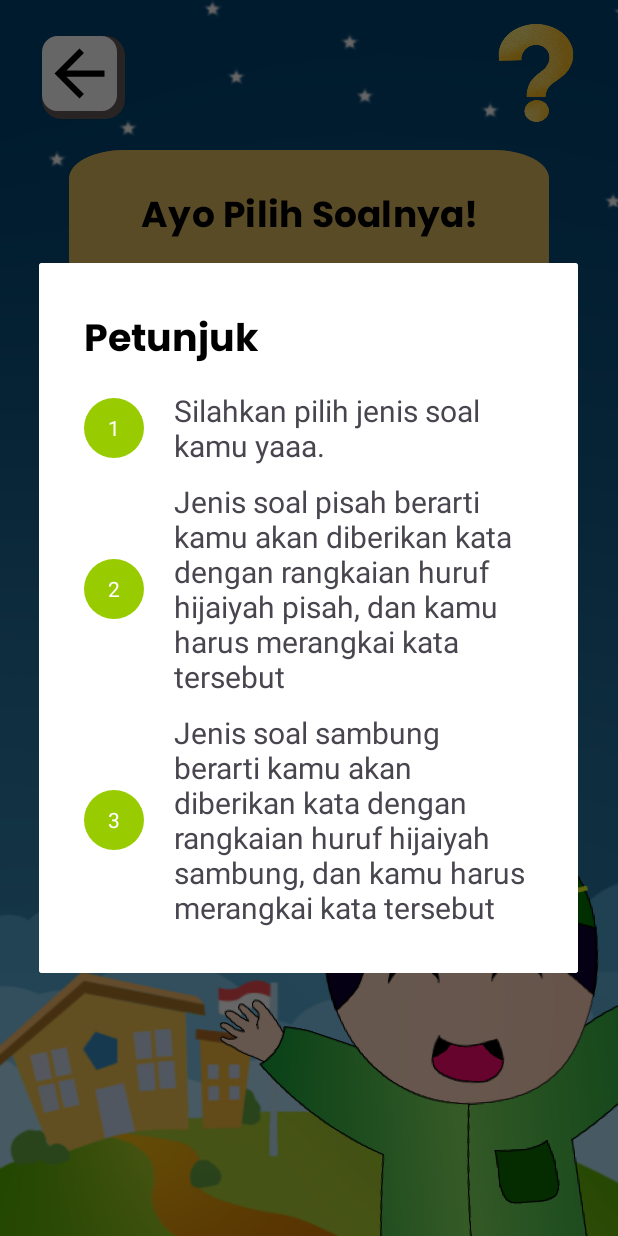
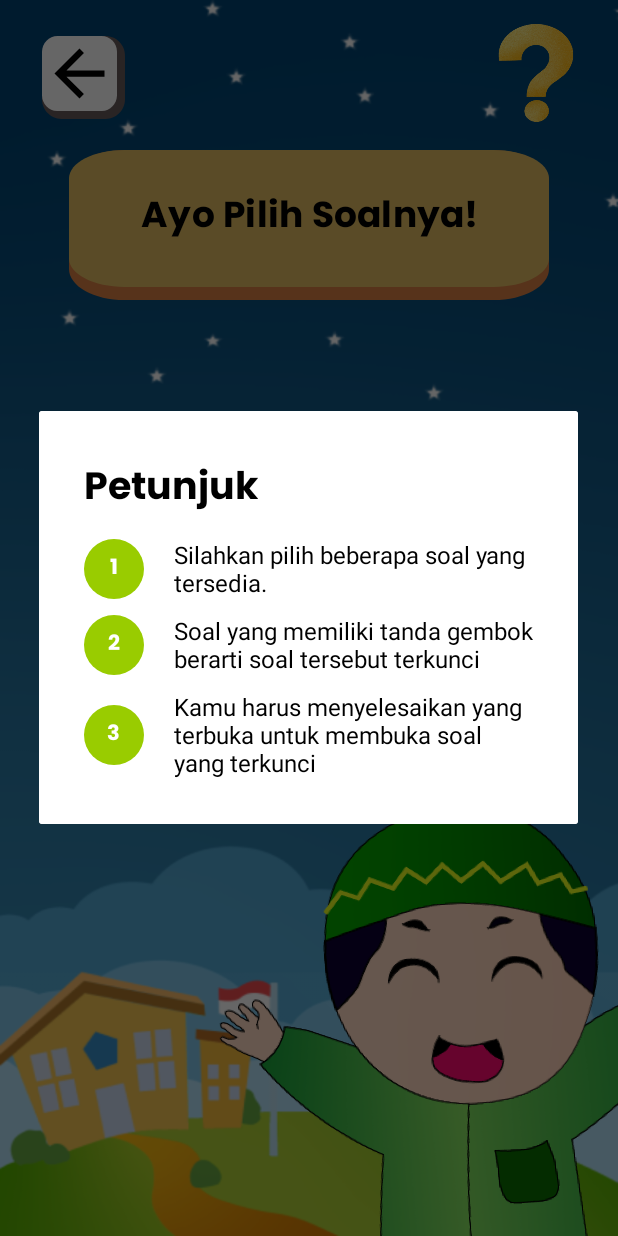
Before and after one commit to AsimaPrimaYohanaT/HijaiyahKu_New, an Android app: the DaftarSoal screen opened directly, with no data from a screen before it, after a tap on an icon or button, on a phone screen of 412 x 824 dp. Run offline under Robolectric (Android 15) with nearby library versions, the phone set to English and light mode, and no system bars; our stand-ins replace paging; libraries missing offline, so code that uses them is left out: androidx.paging; 1 statement that could not run was skipped.

Commit message:
fix minor bug

```diff
--- a/app/src/main/java/com/example/hijaiyahku_new/DaftarSoal.kt
+++ b/app/src/main/java/com/example/hijaiyahku_new/DaftarSoal.kt
@@ -69,7 +69,7 @@ class DaftarSoal : AppCompatActivity() {
         }
     }
 
-    fun playAnimation(){
+    private fun playAnimation(){
         val animator = ObjectAnimator.ofFloat(findViewById(R.id.boy), "rotation", 0f, 30f, -5f)
         animator.repeatCount = ObjectAnimator.INFINITE
         animator.repeatMode = ObjectAnimator.REVERSE
--- a/app/src/main/java/com/example/hijaiyahku_new/MainActivity.kt
+++ b/app/src/main/java/com/example/hijaiyahku_new/MainActivity.kt
@@ -13,7 +13,6 @@ class MainActivity : AppCompatActivity()  {
 
     private lateinit var binding: ActivityMainBinding
     private lateinit var backgroundServiceMusicThread: Thread
-
     private lateinit var intent: Intent
 
     override fun onCreate(savedInstanceState: Bundle?) {
--- a/app/src/main/java/com/example/hijaiyahku_new/fragment/DaftarSoalFragment.kt
+++ b/app/src/main/java/com/example/hijaiyahku_new/fragment/DaftarSoalFragment.kt
@@ -14,7 +14,7 @@ class DaftarSoalFragment : DialogFragment() {
         // Inflate the custom dialog layout
         val builder = AlertDialog.Builder(requireActivity())
         val inflater = requireActivity().layoutInflater
-        val dialogView = inflater.inflate(R.layout.fragment_hint_choose_quest, null)
+        val dialogView = inflater.inflate(R.layout.fragment_daftar_soal, null)
         builder.setView(dialogView)
 //        // Handle dialog button click or other interactions
 //        val closeButton = dialogView.findViewById<Button>(R.id.btnClose)
--- a/app/src/main/java/com/example/hijaiyahku_new/fragment/HintFragment.kt
+++ b/app/src/main/java/com/example/hijaiyahku_new/fragment/HintFragment.kt
@@ -1,12 +1,10 @@
 package com.example.hijaiyahku_new.fragment
-
 
 import android.app.AlertDialog
 import android.app.Dialog
 import android.os.Bundle
 import android.widget.Button
 import androidx.fragment.app.DialogFragment
-import androidx.fragment.app.Fragment
 import com.example.hijaiyahku_new.R
 
 class HintFragment : DialogFragment() {
--- a/app/src/main/res/layout/fragment_daftar_soal.xml
+++ b/app/src/main/res/layout/fragment_daftar_soal.xml
@@ -1,7 +1,6 @@
 <?xml version="1.0" encoding="utf-8"?>
 <LinearLayout xmlns:android="http://schemas.android.com/apk/res/android"
     xmlns:app="http://schemas.android.com/apk/res-auto"
-
     android:layout_width="350dp"
     android:layout_height="wrap_content"
     android:layout_gravity="center"
@@ -49,6 +48,7 @@
                     android:layout_width="wrap_content"
                     android:layout_height="wrap_content"
                     android:text="1"
+                    android:fontFamily="@font/poppins_bold"
                     android:textColor="@color/white" />
             </LinearLayout>
 
@@ -57,8 +57,9 @@
                 android:layout_width="0dp"
                 android:layout_height="wrap_content"
                 android:layout_marginLeft="20dp"
+                android:textColor="@color/black"
                 android:text="Silahkan pilih beberapa soal yang tersedia. "
-                android:textSize="20sp"
+                android:textSize="16sp"
                 app:layout_constraintBottom_toBottomOf="parent"
                 app:layout_constraintEnd_toEndOf="parent"
                 app:layout_constraintStart_toEndOf="@id/circle_layout"
@@ -84,16 +85,17 @@
                     android:layout_width="wrap_content"
                     android:layout_height="wrap_content"
                     android:text="2"
+                    android:fontFamily="@font/poppins_bold"
                     android:textColor="@color/white" />
             </LinearLayout>
 
             <TextView
                 android:layout_width="0dp"
                 android:layout_height="wrap_content"
-
+                android:textColor="@color/black"
                 android:layout_marginLeft="20dp"
                 android:text="Soal yang memiliki tanda gembok berarti soal tersebut terkunci"
-                android:textSize="20sp"
+                android:textSize="16sp"
                 app:layout_constraintBottom_toBottomOf="parent"
                 app:layout_constraintEnd_toEndOf="parent"
                 app:layout_constraintStart_toEndOf="@id/circle_layout2"
@@ -118,6 +120,7 @@
                     android:layout_width="wrap_content"
                     android:layout_height="wrap_content"
                     android:text="3"
+                    android:fontFamily="@font/poppins_bold"
                     android:textColor="@color/white" />
             </LinearLayout>
 
@@ -125,8 +128,9 @@
                 android:layout_width="0dp"
                 android:layout_height="wrap_content"
                 android:layout_marginLeft="20dp"
+                android:textColor="@color/black"
                 android:text="Kamu harus menyelesaikan yang terbuka untuk membuka soal yang terkunci"
-                android:textSize="20sp"
+                android:textSize="16sp"
                 app:layout_constraintBottom_toBottomOf="parent"
                 app:layout_constraintEnd_toEndOf="parent"
                 app:layout_constraintStart_toEndOf="@id/circle_layout3"
--- a/app/src/main/res/layout/fragment_hint_choose_quest.xml
+++ b/app/src/main/res/layout/fragment_hint_choose_quest.xml
@@ -46,22 +46,23 @@
                     android:textColor="@color/white"
                     android:layout_width="wrap_content"
                     android:layout_height="wrap_content"
+                    android:fontFamily="@font/poppins_bold"
                     android:text="1"
                     />
             </LinearLayout>
 
             <TextView
-                android:textSize="20sp"
-                android:layout_marginLeft="20dp"
                 android:id="@+id/test"
                 android:layout_width="0dp"
                 android:layout_height="wrap_content"
+                android:layout_marginLeft="20dp"
                 android:text="@string/silahkan_pilih_jenis_soal_kamu_yaaa"
-                app:layout_constraintTop_toTopOf="parent"
+                android:textColor="@color/black"
+                android:textSize="16sp"
                 app:layout_constraintBottom_toBottomOf="parent"
                 app:layout_constraintEnd_toEndOf="parent"
                 app:layout_constraintStart_toEndOf="@id/circle_layout"
-             />
+                app:layout_constraintTop_toTopOf="parent" />
         </androidx.constraintlayout.widget.ConstraintLayout>
         <androidx.constraintlayout.widget.ConstraintLayout
             android:layout_width="match_parent"
@@ -81,14 +82,15 @@
                     android:textColor="@color/white"
                     android:layout_width="wrap_content"
                     android:layout_height="wrap_content"
+                    android:fontFamily="@font/poppins_bold"
                     android:text="2"
                     />
             </LinearLayout>
 
             <TextView
-                android:textSize="20sp"
+                android:textSize="16sp"
                 android:layout_marginLeft="20dp"
-
+                android:textColor="@color/black"
                 android:layout_width="0dp"
                 android:layout_height="wrap_content"
                 android:text="@string/petunjuk_pisah"
@@ -115,12 +117,14 @@
                     android:textColor="@color/white"
                     android:layout_width="wrap_content"
                     android:layout_height="wrap_content"
+                    android:fontFamily="@font/poppins_bold"
                     android:text="3"
                     />
             </LinearLayout>
 
             <TextView
-                android:textSize="20sp"
+                android:textSize="16sp"
+                android:textColor="@color/black"
                 android:layout_marginLeft="20dp"
                 android:layout_width="0dp"
                 android:layout_height="wrap_content"
@@ -134,14 +138,4 @@
 
     </androidx.appcompat.widget.LinearLayoutCompat>
 
-
-
-
-
-
-
-
-
-
-
 </LinearLayout>
--- a/app/src/main/res/values/preloaded_fonts.xml
+++ b/app/src/main/res/values/preloaded_fonts.xml
@@ -1,6 +1,7 @@
 <?xml version="1.0" encoding="utf-8"?>
 <resources>
     <array name="preloaded_fonts" translatable="false">
+        <item>@font/poppins</item>
         <item>@font/poppins_bold</item>
         <item>@font/poppins_thin</item>
     </array>
```
Also changed, not shown: app/src/main/java/com/example/hijaiyahku_new/ChooseQuest.kt (+8 -0 lines), app/src/main/res/font/poppins.xml (added, +7 -0 lines).
